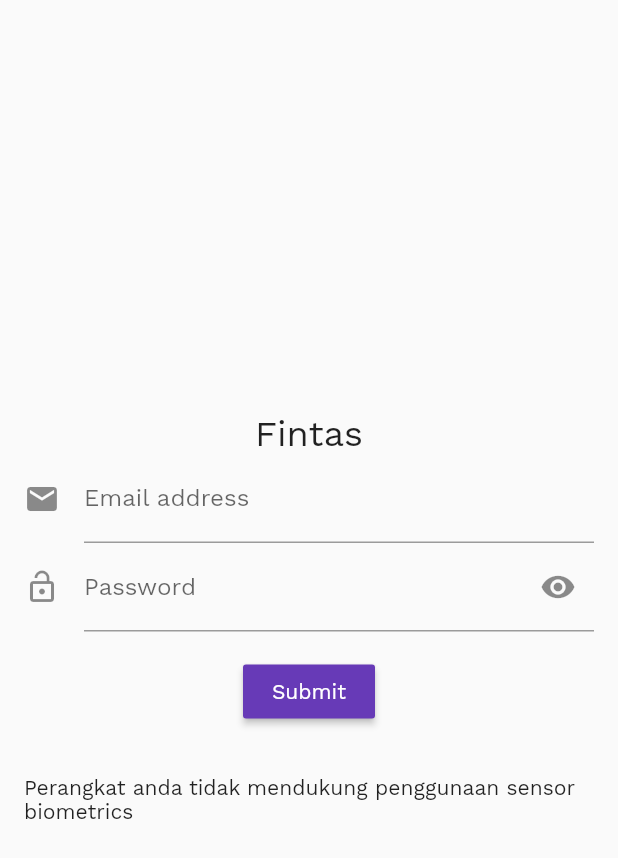
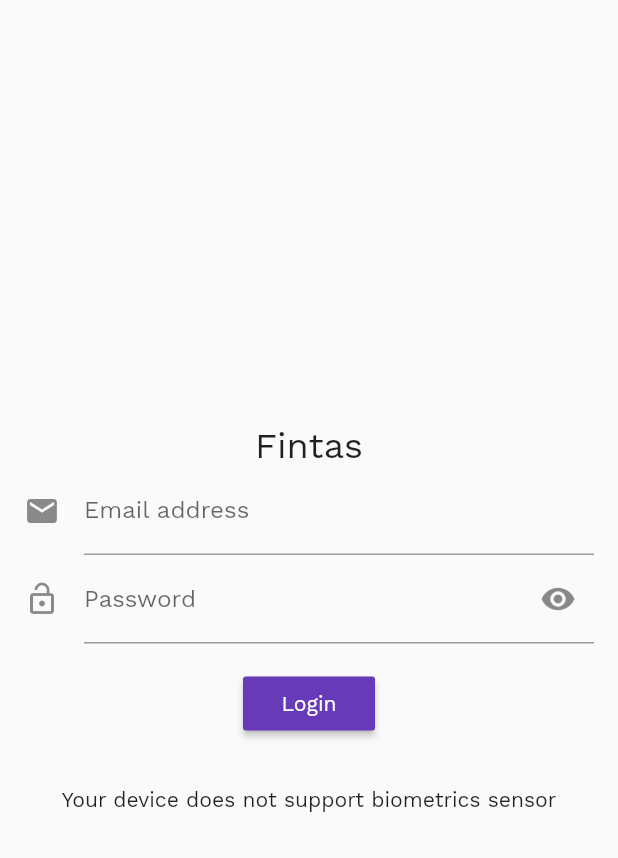
Before and after one commit to muhamistau/fintas_mobcom_final_project, a Flutter app: the screen it shows after launch, on a phone screen of 412 x 824 dp. Shown: the top 858 px of the screen. Run offline on Flutter 3.47's test engine with Material 2 defaults, Android fonts, the phone set to English and light mode, and no system bars; our stand-ins replace fluttertoast, local_auth, shared_preferences; missing offline and left inert: device_id.

Commit message:
Translate app into English

```diff
--- a/lib/formPage.dart
+++ b/lib/formPage.dart
@@ -60,7 +60,7 @@ class FormPageState extends State<FormPage> {
                 ),
                 validator: (value) {
                   if (value.isEmpty) {
-                    return 'Tolong masukan email yang valid';
+                    return 'Please input valid email address';
                   }
                   return null;
                 },
@@ -105,7 +105,7 @@ class FormPageState extends State<FormPage> {
                     }
                   },
                   child: Text(
-                    'Submit',
+                    'Login',
                     style: TextStyle(
                       color: Colors.white,
                     ),
@@ -133,8 +133,8 @@ class FormPageState extends State<FormPage> {
 
     setState(() {
       _canCheckBiometric = canCheckBiometric;
-      if (_canCheckBiometric) _biometricsAvailable = 'Perangkat anda mendukung penggunaan sensor biometrics';
-      else _biometricsAvailable = 'Perangkat anda tidak mendukung penggunaan sensor biometrics';
+      if (_canCheckBiometric) _biometricsAvailable = 'Your device support biometrics sensor';
+      else _biometricsAvailable = 'Your device does not support biometrics sensor';
     });
   }
 
@@ -180,7 +180,7 @@ class FormPageState extends State<FormPage> {
       return true;
     } else {
       setState(() {
-        _login = "Email atau password mungkin salah";
+        _login = "Your email or password might be wrong";
       });
       return false;
     }
--- a/lib/home.dart
+++ b/lib/home.dart
@@ -45,7 +45,7 @@ class _MyHomePageState extends State<MyHomePage> {
 
   _getDeviceToken() async {
     _token = await DeviceId.getID;
-    Fluttertoast.showToast(msg: "Login berhasil");
+    Fluttertoast.showToast(msg: "Login successful");
   }
 
 //  Future<void> _getListOfBiometricTypes() async {
@@ -67,7 +67,7 @@ class _MyHomePageState extends State<MyHomePage> {
     bool isAuthorized = false;
     try {
       isAuthorized = await _localAuthentication.authenticateWithBiometrics(
-        localizedReason: "Silahkan gunakan sensor sidik jari anda untuk melakukan presensi",
+        localizedReason: "Gently place your finger on the fingerprint sensor to record your attendance",
         useErrorDialogs: true,
         stickyAuth: true,
       );
@@ -131,14 +131,14 @@ class _MyHomePageState extends State<MyHomePage> {
             ),
             Padding(
               padding: EdgeInsets.only(bottom: 16),
-              child: Text('Selamat datang, $_userName'),
+              child: Text('Welcome, $_userName'),
             ),
             Text(
-              'Status Login',
+              'Login status',
               textAlign: TextAlign.center,
             ),
             Text(
-              _loginStatus ? 'Berhasil' : 'Gagal',
+              _loginStatus ? 'Success' : 'Failed',
               style: TextStyle(
                 color: _loginStatus ? Colors.green : Colors.red
               ),
@@ -157,11 +157,11 @@ class _MyHomePageState extends State<MyHomePage> {
               ),
             ),
             Text(
-              'Presensi Terakhir',
+              'Last attendance',
               textAlign: TextAlign.center,
             ),
             Text(
-              _isCheckedIn ? 'Masuk\n$_time' : 'Keluar\n$_time',
+              _isCheckedIn ? 'Checked-In\n$_time' : 'Checked-Out\n$_time',
               textAlign: TextAlign.center,
               style: TextStyle(
                   color: _isCheckedIn ? Colors.green : Colors.red
```
